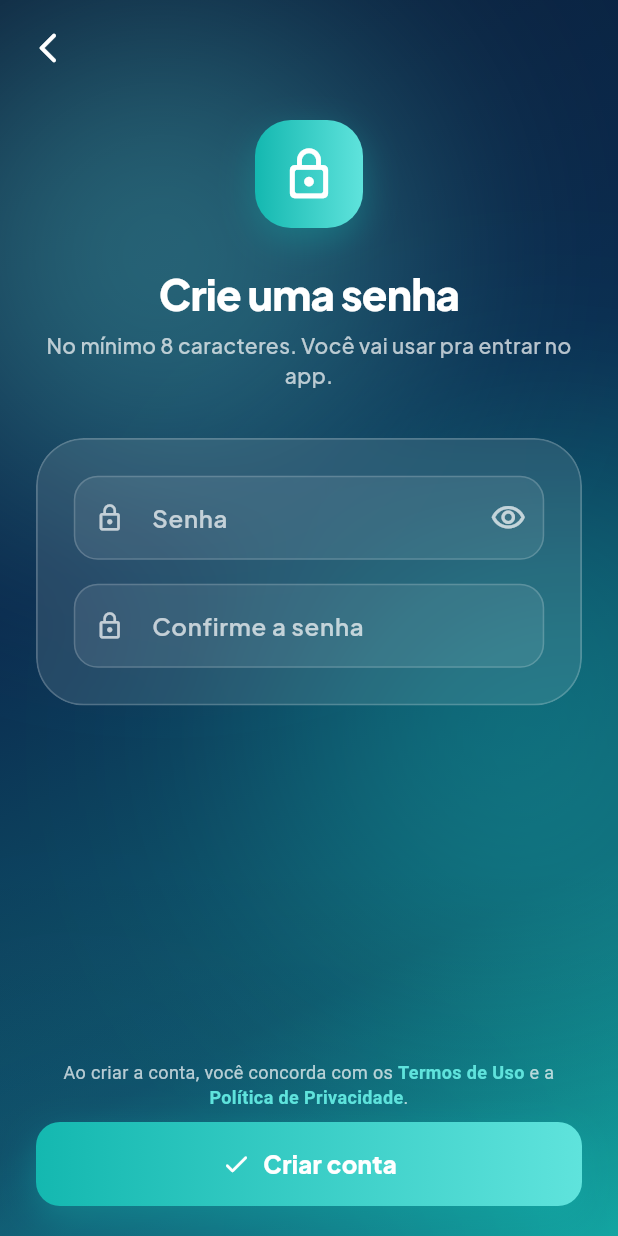
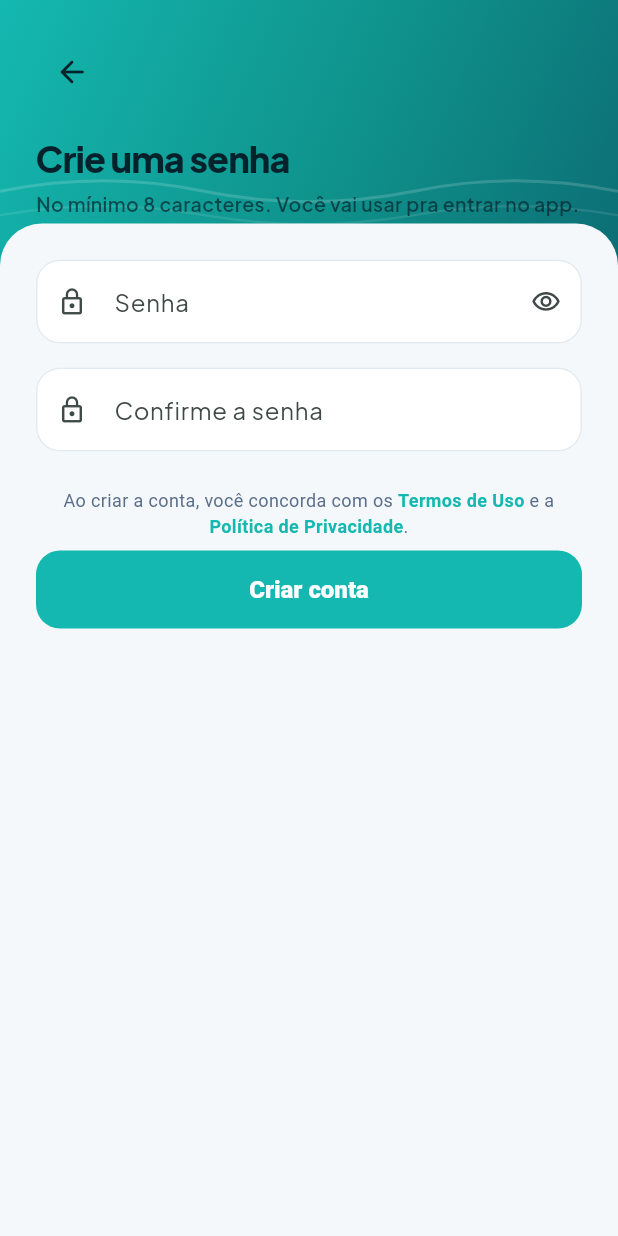
Before and after one commit to robertbr123/blabla, a Flutter app: the OnboardingPasswordScreen screen opened by its route, on a phone screen of 412 x 824 dp. Run offline on Flutter 3.47's test engine with Material 3 defaults, Android fonts, the phone set to English and light mode, and no system bars; our stand-ins replace connectivity_plus, dio, drift, firebase_core, firebase_messaging, flutter_local_notifications and 10 more; missing offline and left inert: home_widget; accounts and stored records are empty; generated files the repository leaves out were written again; network calls fail.

Commit message:
feat(cliente): onboarding com capa vibrante + folha
Co-Authored-By: Claude Fable 5 <noreply@anthropic.com>

```diff
--- a/apps/cliente-mobile/lib/core/ui/auth_scaffold.dart
+++ b/apps/cliente-mobile/lib/core/ui/auth_scaffold.dart
@@ -1,11 +1,11 @@
 import 'package:flutter/material.dart';
 
 import '../branding/brand_tokens.dart';
-import 'animated_gradient_background.dart';
+import 'capa_folha.dart';
 
 /// Scaffold compartilhado pelas telas de auth (login, onboarding).
-/// Mantém visual consistente: fundo animado, header com ícone, título,
-/// subtítulo, conteúdo central e CTAs no rodapé.
+/// Identidade "capa + folha": capa ciano com título/subtítulo no topo,
+/// folha clara rolável embaixo com o formulário e os CTAs.
 class AuthScaffold extends StatelessWidget {
   const AuthScaffold({
     super.key,
@@ -20,104 +20,100 @@ class AuthScaffold extends StatelessWidget {
   final String title;
   final String subtitle;
   final Widget child;
+
+  /// Mantido pela API por compatibilidade com as telas existentes; a capa
+  /// vibrante não exibe ícone no header (ver [CapaBackground]). Aceito e
+  /// ignorado no build.
   final IconData icon;
   final bool showBack;
+
+  /// CTAs de rodapé (ex: botão principal + link secundário). Renderizado
+  /// dentro da folha, logo após [child], já que a folha é rolável.
   final Widget? bottom;
 
   @override
   Widget build(BuildContext context) {
+    final isDark = Theme.of(context).brightness == Brightness.dark;
     return Scaffold(
-      backgroundColor: BrandTokens.primaryDark,
-      body: AnimatedGradientBackground(
-        child: SafeArea(
-          child: GestureDetector(
+      backgroundColor: isDark ? BrandTokens.backgroundDark : BrandTokens.background,
+      resizeToAvoidBottomInset: true,
+      body: GestureDetector(
         onTap: () => FocusScope.of(context).unfocus(),
         behavior: HitTestBehavior.translucent,
         child: Column(
+          crossAxisAlignment: CrossAxisAlignment.stretch,
           children: [
-                if (showBack)
-                  Align(
-                    alignment: Alignment.centerLeft,
-                    child: Padding(
-                      padding: const EdgeInsets.only(
-                        left: BrandTokens.spaceSm,
-                        top: BrandTokens.spaceSm,
-                      ),
-                      child: IconButton(
-                        icon: const Icon(
-                          Icons.arrow_back_ios_new_rounded,
-                          color: Colors.white,
-                        ),
-                        onPressed: () => Navigator.of(context).maybePop(),
-                      ),
-                    ),
-                  ),
-                Expanded(
-                  child: SingleChildScrollView(
-                    padding: const EdgeInsets.symmetric(
-                      horizontal: BrandTokens.spaceLg,
+            // ── Capa vibrante com voltar (opcional) + título + subtítulo ──
+            CapaBackground(
+              padding: EdgeInsets.only(
+                left: BrandTokens.spaceLg,
+                right: BrandTokens.spaceLg,
+                top: MediaQuery.paddingOf(context).top + BrandTokens.spaceLg,
+                bottom: BrandTokens.spaceXl,
               ),
               child: Column(
-                      crossAxisAlignment: CrossAxisAlignment.stretch,
+                crossAxisAlignment: CrossAxisAlignment.start,
                 children: [
-                        const SizedBox(height: BrandTokens.spaceLg),
-                        Center(
-                          child: Container(
-                            width: 72,
-                            height: 72,
-                            decoration: BoxDecoration(
-                              gradient: BrandTokens.gradientPrimary,
-                              borderRadius: BorderRadius.circular(
-                                  BrandTokens.radiusLg),
-                              boxShadow: BrandTokens.shadowColored,
+                  if (showBack) ...[
+                    IconButton(
+                      onPressed: () => Navigator.of(context).maybePop(),
+                      icon: const Icon(
+                        Icons.arrow_back_rounded,
+                        color: BrandTokens.capaInk,
                       ),
-                            child: Icon(icon,
-                                color: Colors.white, size: 38),
+                      padding: EdgeInsets.zero,
+                      constraints: const BoxConstraints(),
                     ),
-                        ),
-                        const SizedBox(height: BrandTokens.spaceLg),
+                    const SizedBox(height: BrandTokens.spaceMd),
+                  ],
                   Text(
                     title,
-                          textAlign: TextAlign.center,
                     style: const TextStyle(
-                            color: Colors.white,
-                            fontWeight: FontWeight.w800,
-                            fontSize: 28,
-                            letterSpacing: -0.5,
+                      color: BrandTokens.capaInk,
+                      fontSize: 24,
+                      fontWeight: FontWeight.w900,
+                      letterSpacing: -0.6,
                     ),
                   ),
                   const SizedBox(height: BrandTokens.spaceXs),
                   Text(
                     subtitle,
-                          textAlign: TextAlign.center,
-                          style: const TextStyle(
-                            color: Colors.white70,
-                            fontSize: 14,
-                            fontWeight: FontWeight.w500,
+                    style: TextStyle(
+                      color: BrandTokens.capaInk.withValues(alpha: 0.7),
+                      fontSize: 13,
+                      fontWeight: FontWeight.w600,
                     ),
                   ),
-                        const SizedBox(height: BrandTokens.spaceXl),
-                        child,
-                        const SizedBox(height: BrandTokens.spaceLg),
                 ],
               ),
             ),
+            // ── Folha com o formulário + CTAs ──
+            Expanded(
+              child: SingleChildScrollView(
+                child: FolhaContainer(
+                  overlap: BrandTokens.radiusFolha,
+                  padding: EdgeInsets.fromLTRB(
+                    BrandTokens.spaceLg,
+                    BrandTokens.spaceLg,
+                    BrandTokens.spaceLg,
+                    MediaQuery.paddingOf(context).bottom + BrandTokens.spaceLg,
                   ),
-                if (bottom != null)
-                  Padding(
-                    padding: const EdgeInsets.fromLTRB(
-                      BrandTokens.spaceLg,
-                      0,
-                      BrandTokens.spaceLg,
-                      BrandTokens.spaceMd,
-                    ),
-                    child: bottom!,
-                  ),
+                  child: Column(
+                    crossAxisAlignment: CrossAxisAlignment.stretch,
+                    children: [
+                      child,
+                      if (bottom != null) ...[
+                        const SizedBox(height: BrandTokens.spaceLg),
+                        bottom!,
+                      ],
                     ],
                   ),
                 ),
               ),
             ),
+          ],
+        ),
+      ),
     );
   }
 }
--- a/apps/cliente-mobile/lib/features/onboarding/onboarding_password_screen.dart
+++ b/apps/cliente-mobile/lib/features/onboarding/onboarding_password_screen.dart
@@ -7,8 +7,8 @@ import '../../core/auth/auth_repository.dart';
 import '../../core/auth/auth_state.dart';
 import '../../core/branding/brand_tokens.dart';
 import '../../core/ui/auth_scaffold.dart';
-import '../../core/ui/glass_card.dart';
 import '../../core/ui/haptics.dart';
+import '../../core/ui/sheet_text_field.dart';
 
 class OnboardingPasswordScreen extends ConsumerStatefulWidget {
   const OnboardingPasswordScreen({
@@ -78,35 +78,31 @@ class _OnboardingPasswordScreenState
       icon: Icons.lock_outline_rounded,
       title: 'Crie uma senha',
       subtitle: 'No mínimo 8 caracteres. Você vai usar pra entrar no app.',
-      child: GlassCard(
       child: Column(
         children: [
-            GlassTextField(
+          SheetTextField(
             controller: _p1,
             label: 'Senha',
             obscureText: _hide,
-              prefixIcon: const Icon(Icons.lock_outline,
-                  color: Colors.white70, size: 20),
-              suffixIcon: IconButton(
+            prefixIcon: Icons.lock_outline,
+            suffix: IconButton(
               icon: Icon(
                 _hide
                     ? Icons.visibility_outlined
                     : Icons.visibility_off_outlined,
-                  color: Colors.white70,
+                size: 20,
               ),
               onPressed: () => setState(() => _hide = !_hide),
             ),
           ),
           const SizedBox(height: BrandTokens.spaceMd),
-            GlassTextField(
+          SheetTextField(
             controller: _p2,
             label: 'Confirme a senha',
             obscureText: _hide,
-              prefixIcon: const Icon(Icons.lock_outline,
-                  color: Colors.white70, size: 20),
+            prefixIcon: Icons.lock_outline,
           ),
         ],
-        ),
       ),
       bottom: Column(
         children: [
@@ -115,7 +111,7 @@ class _OnboardingPasswordScreenState
             child: Text.rich(
               TextSpan(
                 style: const TextStyle(
-                  color: Colors.white70,
+                  color: BrandTokens.textSecondary,
                   fontSize: 12,
                 ),
                 children: [
@@ -124,7 +120,7 @@ class _OnboardingPasswordScreenState
                   TextSpan(
                     text: 'Termos de Uso',
                     style: const TextStyle(
-                      color: BrandTokens.primaryLight,
+                      color: BrandTokens.primary,
                       fontWeight: FontWeight.w700,
                     ),
                     recognizer: TapGestureRecognizer()
@@ -134,7 +130,7 @@ class _OnboardingPasswordScreenState
                   TextSpan(
                     text: 'Política de Privacidade',
                     style: const TextStyle(
-                      color: BrandTokens.primaryLight,
+                      color: BrandTokens.primary,
                       fontWeight: FontWeight.w700,
                     ),
                     recognizer: TapGestureRecognizer()
@@ -146,11 +142,30 @@ class _OnboardingPasswordScreenState
               textAlign: TextAlign.center,
             ),
           ),
-          GlassPrimaryButton(
+          FilledButton(
             onPressed: _loading ? null : _continue,
-            label: 'Criar conta',
-            loading: _loading,
-            icon: Icons.check_rounded,
+            style: FilledButton.styleFrom(
+              backgroundColor: BrandTokens.primary,
+              foregroundColor: Colors.white,
+              minimumSize: const Size.fromHeight(52),
+              shape: RoundedRectangleBorder(
+                borderRadius: BorderRadius.circular(BrandTokens.radiusMd),
+              ),
+              textStyle: const TextStyle(
+                fontWeight: FontWeight.w800,
+                fontSize: 16,
+              ),
+            ),
+            child: _loading
+                ? const SizedBox(
+                    width: 22,
+                    height: 22,
+                    child: CircularProgressIndicator(
+                      strokeWidth: 2.5,
+                      color: Colors.white,
+                    ),
+                  )
+                : const Text('Criar conta'),
           ),
           const SizedBox(height: BrandTokens.spaceXs),
         ],
```
Also changed, not shown: apps/cliente-mobile/lib/features/onboarding/onboarding_biometric_screen.dart (+29 -12 lines), apps/cliente-mobile/lib/features/onboarding/onboarding_cpf_screen.dart (+26 -16 lines), apps/cliente-mobile/lib/features/onboarding/onboarding_otp_screen.dart (+26 -16 lines). Lines whose indentation alone changed are shown as unchanged.
